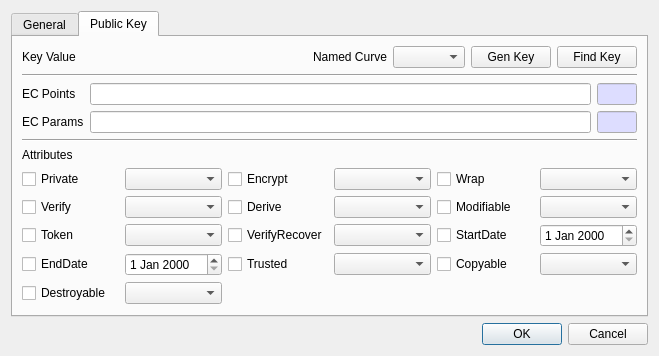
Old version of the form CryptokiMan/create_ec_pub_key_dlg.ui in the repository jykim74/CryptokiMan.
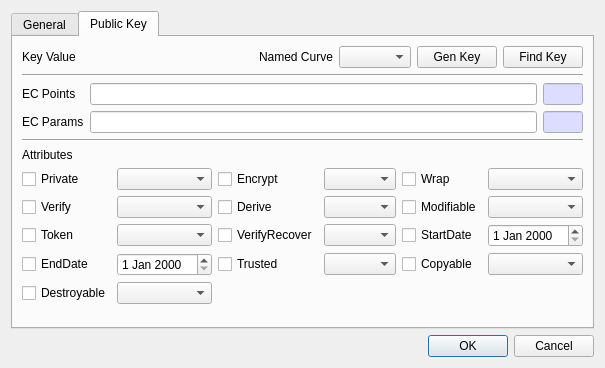
New version of the form.

The edit to the form file:
```diff
--- a/CryptokiMan/create_ec_pub_key_dlg.ui
+++ b/CryptokiMan/create_ec_pub_key_dlg.ui
@@ -6,8 +6,8 @@
    <rect>
     <x>0</x>
     <y>0</y>
-    <width>659</width>
-    <height>344</height>
+    <width>581</width>
+    <height>368</height>
    </rect>
   </property>
   <property name="windowTitle">
```
